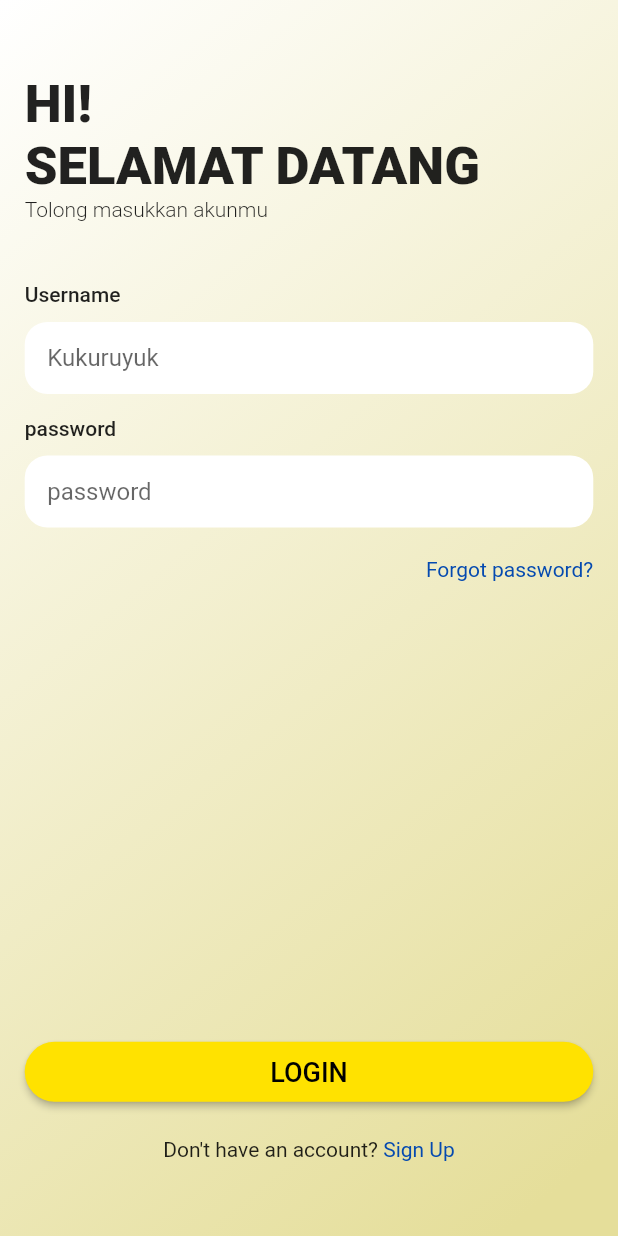
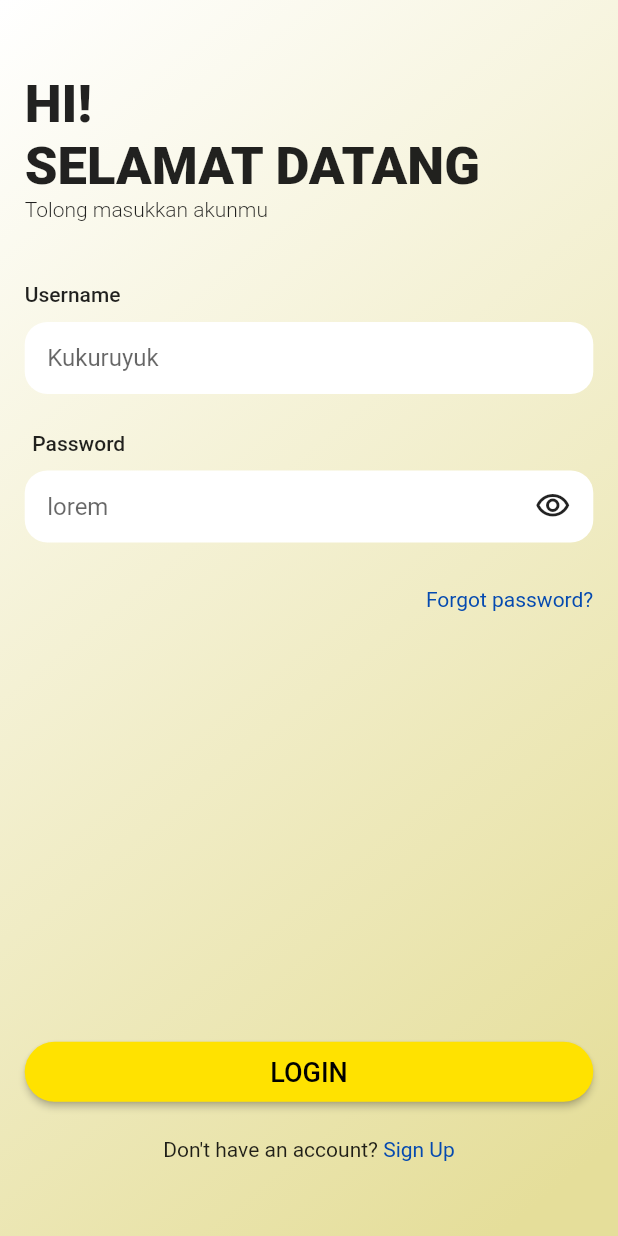
Before and after one commit to Akhdanre/Tetas.in, a Flutter app: the screen it shows after launch, on a phone screen of 412 x 824 dp. Run offline on Flutter 3.47's test engine with Material 2 defaults, Android fonts, the phone set to English and light mode, and no system bars; our stand-ins replace bloc, flutter_bloc, shared_preferences; generated files the repository leaves out were written again.

Commit message:
add password field custom

```diff
--- a/lib/src/presentation/pages/login_screen.dart
+++ b/lib/src/presentation/pages/login_screen.dart
@@ -1,6 +1,7 @@
 import 'package:flutter/material.dart';
 import 'package:flutter_bloc/flutter_bloc.dart';
 import 'package:tetas_in/src/bussines_logic/cubit/auth_cubit.dart';
+import 'package:tetas_in/src/presentation/widgets/password_field_custom.dart';
 import 'package:tetas_in/src/utils/color_string.dart';
 import 'package:tetas_in/src/utils/size_config.dart';
 import 'package:tetas_in/src/presentation/pages/base_screen.dart';
@@ -98,14 +99,10 @@ class _LoginScreenState extends State<LoginScreen> {
                     const SizedBox(
                       height: 15,
                     ),
-                    const Text(
-                      "password",
-                      style: TextStyle(fontWeight: FontWeight.w500),
-                    ),
-                    const SizedBox(
-                      height: 10,
-                    ),
-                    TextFieldCustom(controller: password, hintTxt: "password"),
+                    PasswordFieldCustom(
+                        title: "Password",
+                        textHint: "lorem",
+                        controller: password)
                   ],
                 ),
                 const SizedBox(
@@ -120,7 +117,6 @@ class _LoginScreenState extends State<LoginScreen> {
                         context
                             .read<AuthCubit>()
                             .login(username.text, password.text);
-
                       },
                       style: ElevatedButton.styleFrom(
                           shape: const StadiumBorder(),
--- /dev/null
+++ b/lib/src/presentation/widgets/password_field_custom.dart
@@ -0,0 +1,78 @@
+import 'package:flutter/material.dart';
+
+class PasswordFieldCustom extends StatefulWidget {
+  const PasswordFieldCustom(
+      {Key? key,
+      required this.title,
+      required this.textHint,
+      required this.controller})
+      : super(key: key);
+
+  final String title;
+  final String textHint;
+  final TextEditingController controller;
+
+  @override
+  _PasswordFieldCustomState createState() => _PasswordFieldCustomState();
+}
+
+class _PasswordFieldCustomState extends State<PasswordFieldCustom> {
+  bool _isObscure = true;
+
+  @override
+  Widget build(BuildContext context) {
+    return Padding(
+      padding: const EdgeInsets.symmetric(vertical: 10),
+      child: Column(
+        children: [
+          Align(
+            alignment: Alignment.topLeft,
+            child: Padding(
+              padding: const EdgeInsets.symmetric(horizontal: 5),
+              child: Text(
+                widget.title,
+                style: const TextStyle(fontWeight: FontWeight.w500),
+              ),
+            ),
+          ),
+          const SizedBox(
+            height: 10,
+          ),
+          Container(
+            decoration: BoxDecoration(
+              color: Colors.white,
+              borderRadius: BorderRadius.circular(15),
+            ),
+            child: Padding(
+              padding: const EdgeInsets.symmetric(horizontal: 15),
+              child: Row(
+                children: [
+                  Expanded(
+                    child: TextField(
+                      controller: widget.controller,
+                      obscureText: _isObscure,
+                      decoration: InputDecoration(
+                        border: InputBorder.none,
+                        hintText: widget.textHint,
+                      ),
+                    ),
+                  ),
+                  GestureDetector(
+                    onTap: () {
+                      setState(() {
+                        _isObscure = !_isObscure;
+                      });
+                    },
+                    child: Icon(_isObscure
+                        ? Icons.visibility_outlined
+                        : Icons.visibility_off_outlined),
+                  )
+                ],
+              ),
+            ),
+          )
+        ],
+      ),
+    );
+  }
+}
```
